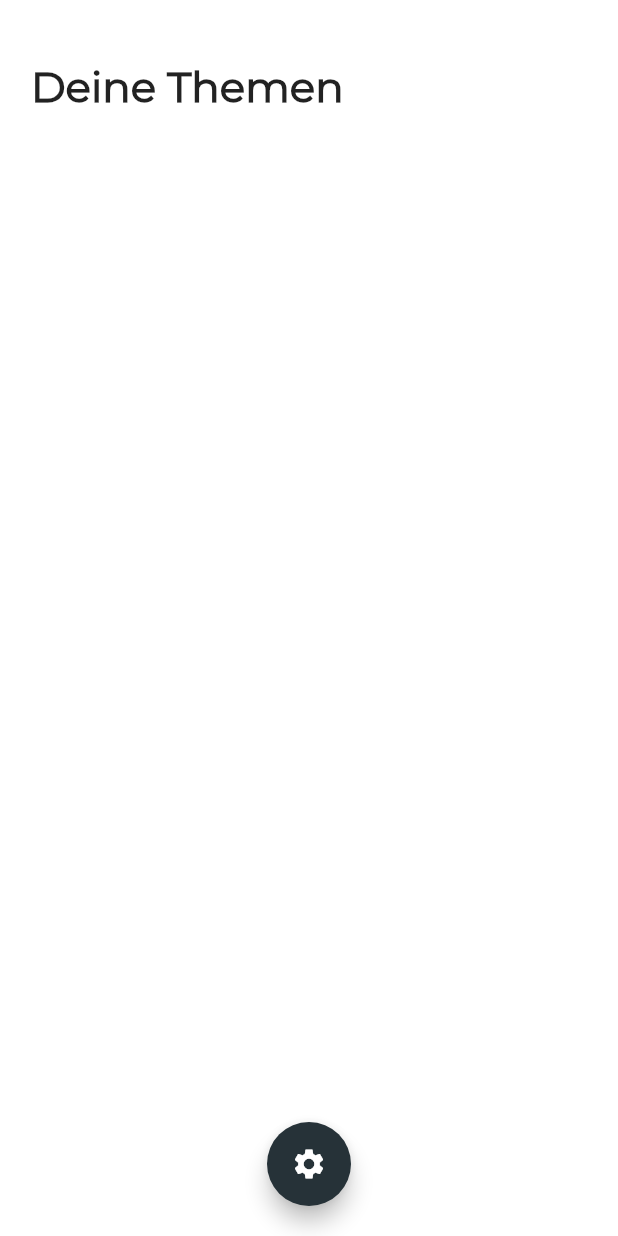
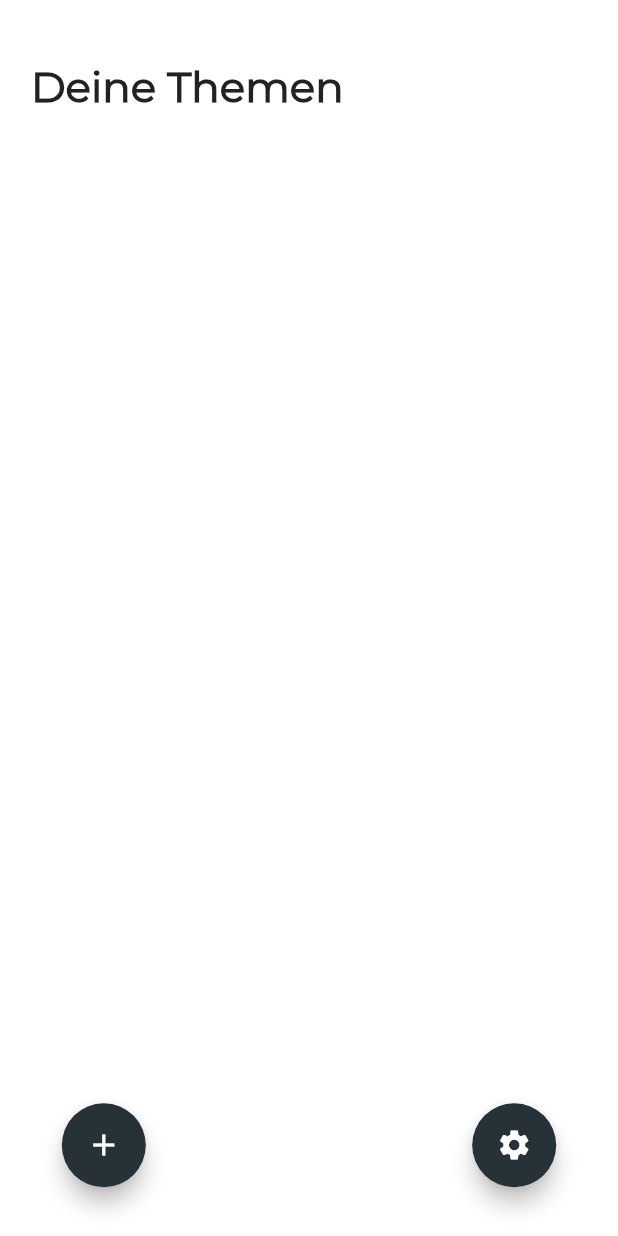
Before and after one commit to HannHank/Vocablii, a Flutter app: the Home screen opened by its route, on a phone screen of 412 x 824 dp. Run offline on Flutter 3.47's test engine with Material 2 defaults, Android fonts, the light colour scheme and no system bars; our stand-ins replace assets_audio_player, cloud_firestore, firebase_auth, firebase_core, firebase_storage, flutter_slidable; missing offline and left inert: flutter_statusbarcolor; accounts and stored records are empty; network calls fail; statements that could not run were skipped; project files that could hold a hidden picture were left out.

Commit message:
started with addVoc page

```diff
--- a/lib/helper/helper_functions.dart
+++ b/lib/helper/helper_functions.dart
@@ -1,6 +1,6 @@
 import 'dart:math';
 import 'package:flutter/material.dart';
-import 'package:Vocablii/vocabulary.dart';
+import 'package:Vocablii/pages/vocabulary.dart';
 import '../components/vocCard.dart';
 
   List<Color> colors = [
--- a/lib/home.dart
+++ b/lib/home.dart
@@ -2,10 +2,11 @@ import 'package:firebase_auth/firebase_auth.dart';
 import 'package:flutter/material.dart';
 import 'helper/initialiseTopicsForUser.dart';
 import 'package:cloud_firestore/cloud_firestore.dart';
-import 'package:Vocablii/vocabulary.dart';
+import 'package:Vocablii/pages/vocabulary.dart';
 import 'auth/auth.dart';
 import 'package:flutter_slidable/flutter_slidable.dart';
 import 'package:Vocablii/helper/responsive.dart';
+import 'package:Vocablii/pages/addVoc.dart';
 import 'components/nav.dart';
 
 class Home extends StatefulWidget {
@@ -390,18 +391,22 @@ class _Home extends State<Home> {
             floatingActionButtonLocation:
                 FloatingActionButtonLocation.centerFloat,
             floatingActionButton:
-                Row(mainAxisAlignment: MainAxisAlignment.center, children: [
-              // Padding(
-              //   padding: const EdgeInsets.all(4.0),
-              //   // TODO: Navigate to Add Vocabulary screen
-              //   child: FloatingActionButton(
-              //     heroTag: "add",
-              //     onPressed: null,
-              //     child: Icon(Icons.add),
-              //   ),
-              // ),
+                Row(mainAxisAlignment: MainAxisAlignment.spaceBetween, children: [
               Padding(
-                padding: const EdgeInsets.all(4.0),
+                padding: EdgeInsets.only(left:SizeConfig.blockSizeHorizontal * 10,bottom: SizeConfig.blockSizeVertical * 2),
+                // TODO: Navigate to Add Vocabulary screen
+                child: FloatingActionButton(
+                  heroTag: "add",
+                  onPressed: (){
+                      Navigator.pushNamed(
+                                              context, AddVoc.route,
+                                              arguments: {"data":"data"});
+                  },
+                  child: Icon(Icons.add),
+                ),
+              ),
+              Padding(
+                padding:  EdgeInsets.only(right:SizeConfig.blockSizeHorizontal * 10, bottom: SizeConfig.blockSizeVertical * 2),
                 child: Nav(auth),
               ),
             ])));
--- a/lib/login.dart
+++ b/lib/pages/login.dart
@@ -2,7 +2,7 @@ import 'package:flutter/material.dart';
 import 'package:Vocablii/home.dart';
 import 'package:Vocablii/components/InputField.dart';
 import 'package:firebase_auth/firebase_auth.dart';
-import 'auth/auth.dart';
+import '../auth/auth.dart';
 import 'package:Vocablii/helper/responsive.dart';
 
 class Login extends StatefulWidget {
--- a/lib/vocabulary.dart
+++ b/lib/pages/vocabulary.dart
@@ -2,7 +2,7 @@ import 'package:flutter/gestures.dart';
 import 'package:flutter/material.dart';
 import 'package:cloud_firestore/cloud_firestore.dart';
 import 'package:firebase_auth/firebase_auth.dart';
-import 'components/vocCard.dart';
+import '../components/vocCard.dart';
 import 'package:Vocablii/home.dart';
 import 'package:Vocablii/helper/helper_functions.dart';
 import 'package:Vocablii/helper/responsive.dart';
```
Also changed, not shown: lib/main.dart (+25 -2 lines), lib/pages/addVoc.dart (added, +28 -0 lines), lib/pages/add.dart (renamed from lib/add.dart).
